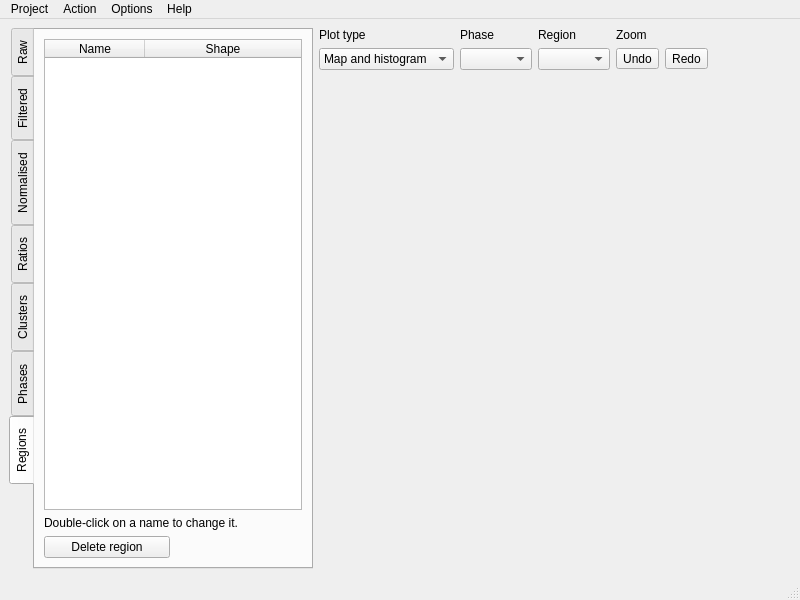
Above: src/resources/ui_main_window.ui from ianthomas23/QACD-quack before the change. Below: the same form after it.
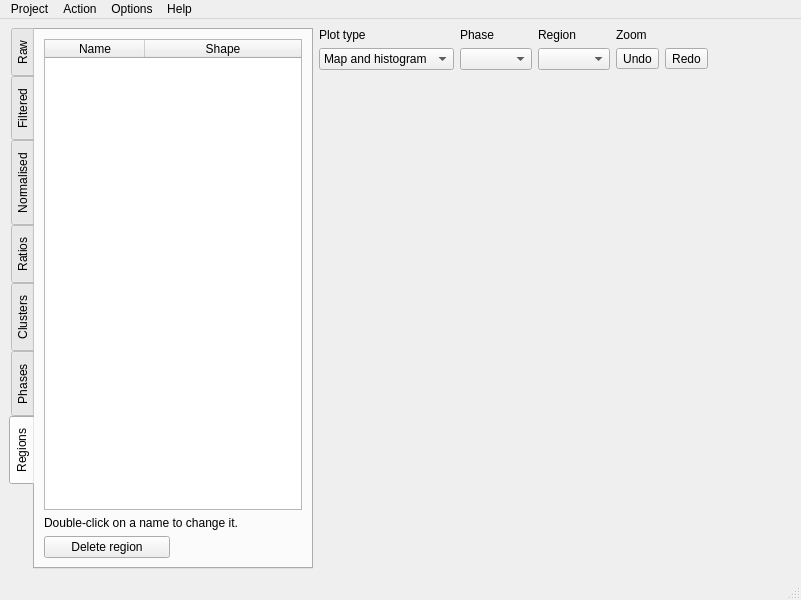
That is the form after the change. Icons and pictures are not drawn. Custom widgets are drawn as their Qt base class.

What changed in the file:
```diff
--- a/src/resources/ui_main_window.ui
+++ b/src/resources/ui_main_window.ui
@@ -6,7 +6,7 @@
    <rect>
     <x>0</x>
     <y>0</y>
-    <width>800</width>
+    <width>801</width>
     <height>600</height>
    </rect>
   </property>
@@ -871,7 +871,7 @@
     <rect>
      <x>0</x>
      <y>0</y>
-     <width>800</width>
+     <width>801</width>
      <height>22</height>
     </rect>
    </property>
```
Left out of the diff: 2 changed lines with no effect on the pictures.
